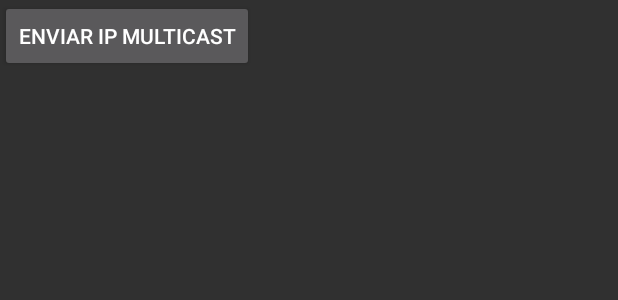
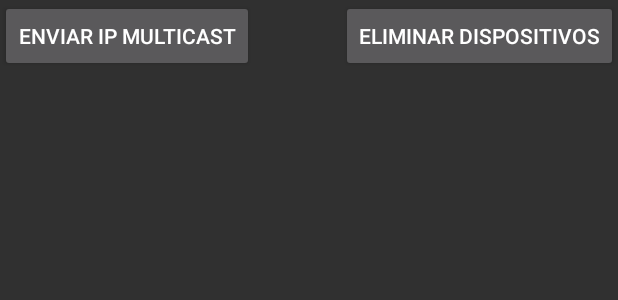
Before and after one commit to diegoginko/CheMozo, an Android app built with Jetpack Compose: the layout activity_broker.xml on its own in the app's theme, with its tools: preview values and no code run, on a phone screen of 412 x 824 dp. Shown: the top 300 px of the screen. Run offline under Robolectric (Android 15) with nearby library versions, the phone set to English and light mode, and no system bars.

Commit message:
agrego borrado de dispositivos para debug

```diff
--- a/App/androidApp/src/main/java/com/diegoginko/chemozo/android/ui/broker/BrokerViewModel.kt
+++ b/App/androidApp/src/main/java/com/diegoginko/chemozo/android/ui/broker/BrokerViewModel.kt
@@ -192,5 +192,17 @@ class BrokerViewModel(
 
     }
 
+    fun onBorrarDispositivos(){
+        uiScope.launch {
+            withContext(Dispatchers.IO) {
+                dispositivoRepository.deleteAll()
+                //Actualizo listado
+                getDispositivos()
+            }
+        }
+
+
+
+    }
 
 }
--- a/App/androidApp/src/main/res/layout/activity_broker.xml
+++ b/App/androidApp/src/main/res/layout/activity_broker.xml
@@ -35,6 +35,15 @@
             app:layout_constraintStart_toStartOf="parent" />
 
         <Button
+            android:id="@+id/btnDeleteDevices"
+            android:layout_width="wrap_content"
+            android:layout_height="wrap_content"
+            android:text="Eliminar dispositivos"
+            android:onClick="@{() -> brokerViewModel.onBorrarDispositivos()}"
+            app:layout_constraintTop_toTopOf="parent"
+            app:layout_constraintEnd_toEndOf="parent" />
+
+        <Button
             android:id="@+id/btnGetMulticast"
             android:layout_width="wrap_content"
             android:layout_height="wrap_content"
@@ -53,8 +62,10 @@
             android:orientation="vertical"
             app:layout_constraintBottom_toBottomOf="parent"
             app:layout_constraintEnd_toEndOf="parent"
+            app:layout_constraintHorizontal_bias="1.0"
             app:layout_constraintStart_toStartOf="parent"
-            app:layout_constraintTop_toBottomOf="@+id/btnSendMulticast"/>
+            app:layout_constraintTop_toBottomOf="@+id/btnSendMulticast"
+            app:layout_constraintVertical_bias="1.0" />
 
     </androidx.constraintlayout.widget.ConstraintLayout>
 </layout>
```
